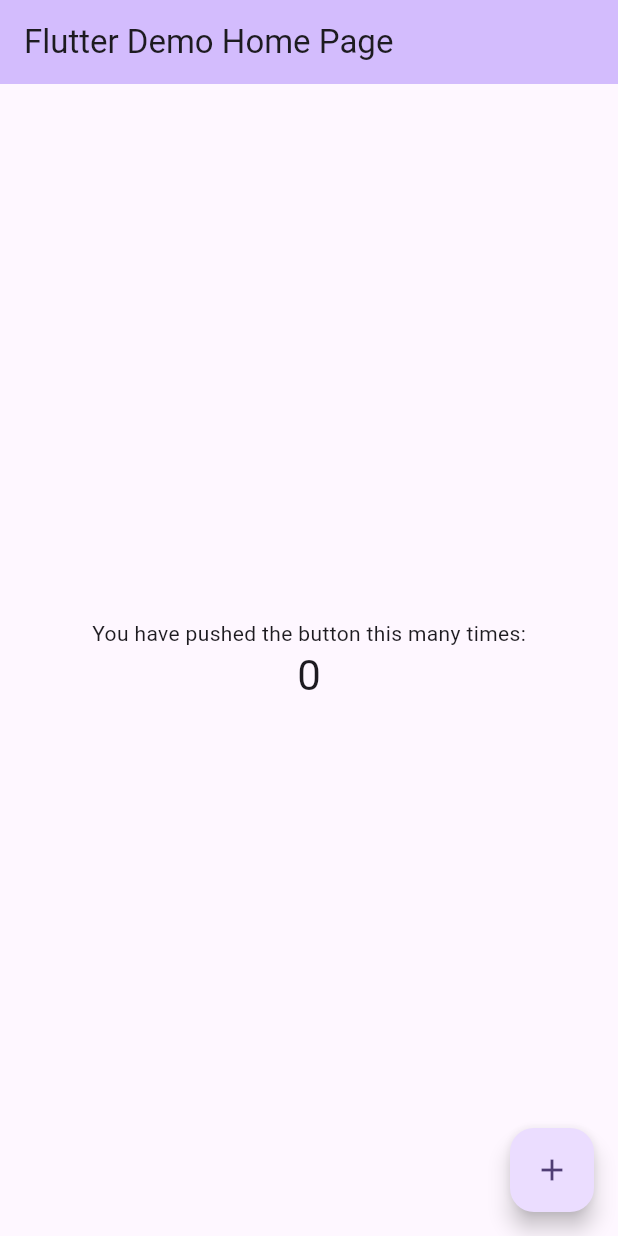
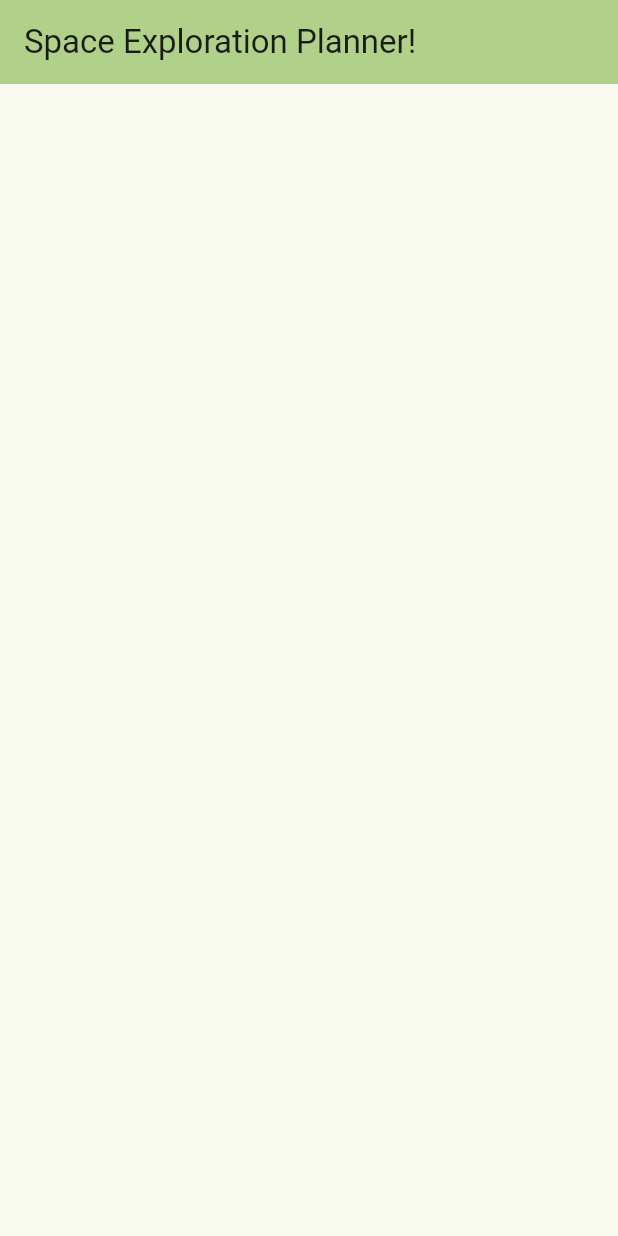
Before and after one commit to rajatpatil369/exploration_app, a Flutter app: the screen it shows after launch, on a phone screen of 412 x 824 dp. Run offline on Flutter 3.47's test engine with Material 2 defaults, Android fonts, the light colour scheme and no system bars.

Commit message:
basic boiler plate...

```diff
--- a/lib/main.dart
+++ b/lib/main.dart
@@ -1,125 +1,29 @@
 import 'package:flutter/material.dart';
 
-void main() {
-  runApp(const MyApp());
-}
+void main() => runApp(MyApp());
 
 class MyApp extends StatelessWidget {
-  const MyApp({super.key});
-
-  // This widget is the root of your application.
   @override
   Widget build(BuildContext context) {
     return MaterialApp(
-      title: 'Flutter Demo',
+      title: 'Exploration',
       theme: ThemeData(
-        // This is the theme of your application.
-        //
-        // TRY THIS: Try running your application with "flutter run". You'll see
-        // the application has a blue toolbar. Then, without quitting the app,
-        // try changing the seedColor in the colorScheme below to Colors.green
-        // and then invoke "hot reload" (save your changes or press the "hot
-        // reload" button in a Flutter-supported IDE, or press "r" if you used
-        // the command line to start the app).
-        //
-        // Notice that the counter didn't reset back to zero; the application
-        // state is not lost during the reload. To reset the state, use hot
-        // restart instead.
-        //
-        // This works for code too, not just values: Most code changes can be
-        // tested with just a hot reload.
-        colorScheme: ColorScheme.fromSeed(seedColor: Colors.deepPurple),
+        colorScheme: ColorScheme.fromSeed(seedColor: Colors.lightGreenAccent),
         useMaterial3: true,
       ),
-      home: const MyHomePage(title: 'Flutter Demo Home Page'),
+      home: MyHomePage(),
     );
   }
 }
 
-class MyHomePage extends StatefulWidget {
-  const MyHomePage({super.key, required this.title});
-
-  // This widget is the home page of your application. It is stateful, meaning
-  // that it has a State object (defined below) that contains fields that affect
-  // how it looks.
-
-  // This class is the configuration for the state. It holds the values (in this
-  // case the title) provided by the parent (in this case the App widget) and
-  // used by the build method of the State. Fields in a Widget subclass are
-  // always marked "final".
-
-  final String title;
-
-  @override
-  State<MyHomePage> createState() => _MyHomePageState();
-}
-
-class _MyHomePageState extends State<MyHomePage> {
-  int _counter = 0;
-
-  void _incrementCounter() {
-    setState(() {
-      // This call to setState tells the Flutter framework that something has
-      // changed in this State, which causes it to rerun the build method below
-      // so that the display can reflect the updated values. If we changed
-      // _counter without calling setState(), then the build method would not be
-      // called again, and so nothing would appear to happen.
-      _counter++;
-    });
-  }
-
+class MyHomePage extends StatelessWidget {
   @override
   Widget build(BuildContext context) {
-    // This method is rerun every time setState is called, for instance as done
-    // by the _incrementCounter method above.
-    //
-    // The Flutter framework has been optimized to make rerunning build methods
-    // fast, so that you can just rebuild anything that needs updating rather
-    // than having to individually change instances of widgets.
     return Scaffold(
       appBar: AppBar(
-        // TRY THIS: Try changing the color here to a specific color (to
-        // Colors.amber, perhaps?) and trigger a hot reload to see the AppBar
-        // change color while the other colors stay the same.
         backgroundColor: Theme.of(context).colorScheme.inversePrimary,
-        // Here we take the value from the MyHomePage object that was created by
-        // the App.build method, and use it to set our appbar title.
-        title: Text(widget.title),
+        title: Text("Space Exploration Planner!"),
       ),
-      body: Center(
-        // Center is a layout widget. It takes a single child and positions it
-        // in the middle of the parent.
-        child: Column(
-          // Column is also a layout widget. It takes a list of children and
-          // arranges them vertically. By default, it sizes itself to fit its
-          // children horizontally, and tries to be as tall as its parent.
-          //
-          // Column has various properties to control how it sizes itself and
-          // how it positions its children. Here we use mainAxisAlignment to
-          // center the children vertically; the main axis here is the vertical
-          // axis because Columns are vertical (the cross axis would be
-          // horizontal).
-          //
-          // TRY THIS: Invoke "debug painting" (choose the "Toggle Debug Paint"
-          // action in the IDE, or press "p" in the console), to see the
-          // wireframe for each widget.
-          mainAxisAlignment: MainAxisAlignment.center,
-          children: <Widget>[
-            const Text(
-              'You have pushed the button this many times:',
-            ),
-            Text(
-              '$_counter',
-              style: Theme.of(context).textTheme.headlineMedium,
-            ),
-          ],
-        ),
-      ),
-      floatingActionButton: FloatingActionButton(
-        onPressed: _incrementCounter,
-        tooltip: 'Increment',
-        child: const Icon(Icons.add),
-      ), // This trailing comma makes auto-formatting nicer for build methods.
     );
   }
 }
```
Also changed, not shown: 1 other file.
